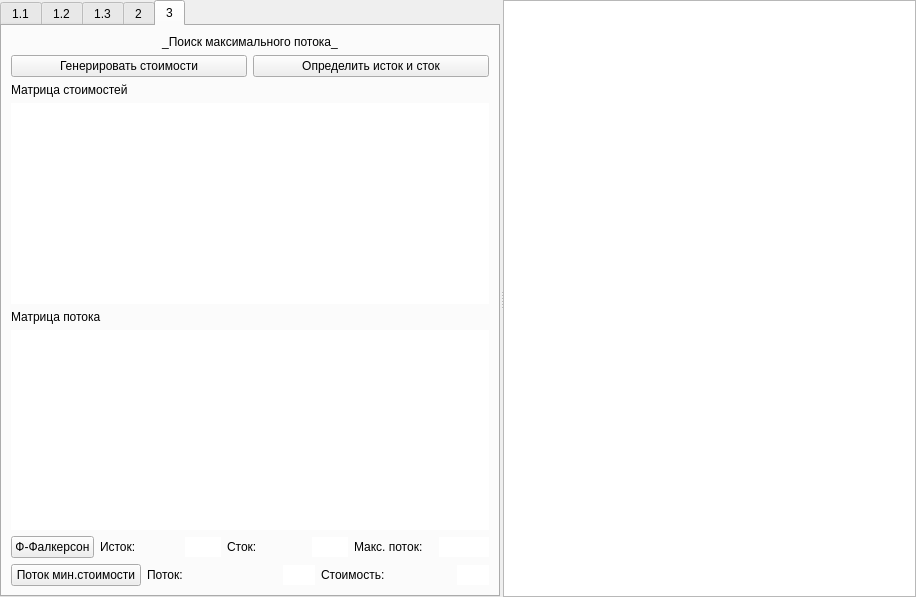
Qt form L1-GUI/Lab1.ui (mariohuq/polytech-graph-theory) before a commit.
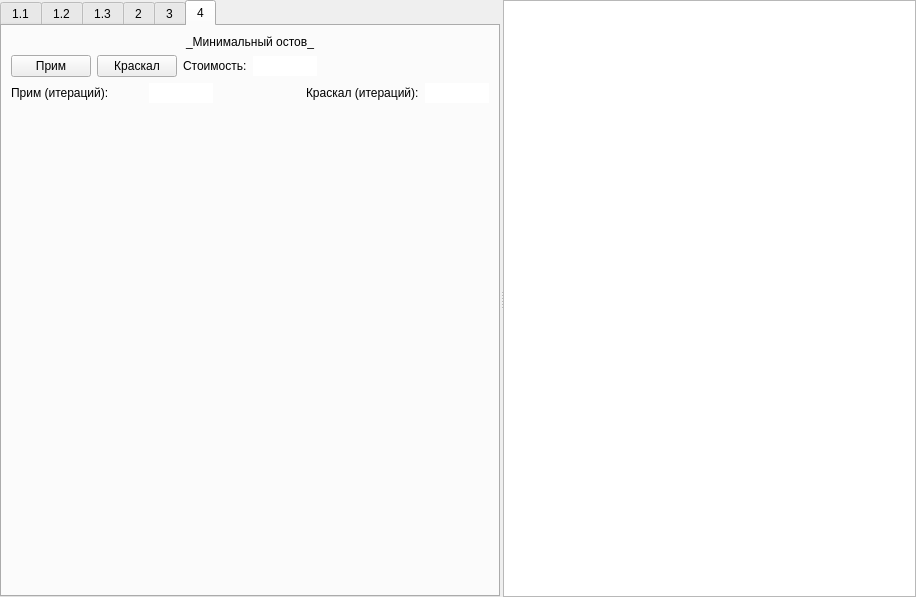
The same form after that commit.

```diff
--- a/L1-GUI/Lab1.ui
+++ b/L1-GUI/Lab1.ui
@@ -48,7 +48,7 @@
        </size>
       </property>
       <property name="currentIndex">
-       <number>4</number>
+       <number>5</number>
       </property>
       <widget class="QWidget" name="tab_gen">
        <attribute name="title">
@@ -656,6 +656,165 @@
         </item>
        </layout>
       </widget>
+      <widget class="QWidget" name="tab_sst">
+       <attribute name="title">
+        <string>4</string>
+       </attribute>
+       <layout class="QVBoxLayout" name="verticalLayout_10">
+        <item>
+         <widget class="QLabel" name="label_27">
+          <property name="text">
+           <string>_Минимальный остов_</string>
+          </property>
+          <property name="textFormat">
+           <enum>Qt::MarkdownText</enum>
+          </property>
+          <property name="alignment">
+           <set>Qt::AlignCenter</set>
+          </property>
+         </widget>
+        </item>
+        <item>
+         <layout class="QHBoxLayout" name="horizontalLayout_16">
+          <item>
+           <widget class="QPushButton" name="prim">
+            <property name="text">
+             <string>Прим</string>
+            </property>
+           </widget>
+          </item>
+          <item>
+           <widget class="QPushButton" name="kruskal">
+            <property name="text">
+             <string>Краскал</string>
+            </property>
+           </widget>
+          </item>
+          <item>
+           <layout class="QHBoxLayout" name="horizontalLayout_15">
+            <item>
+             <widget class="QLabel" name="label_24">
+              <property name="text">
+               <string>Стоимость:</string>
+              </property>
+             </widget>
+            </item>
+            <item>
+             <widget class="QLineEdit" name="cost_mst">
+              <property name="minimumSize">
+               <size>
+                <width>64</width>
+                <height>0</height>
+               </size>
+              </property>
+              <property name="maximumSize">
+               <size>
+                <width>32</width>
+                <height>16777215</height>
+               </size>
+              </property>
+              <property name="frame">
+               <bool>false</bool>
+              </property>
+              <property name="readOnly">
+               <bool>true</bool>
+              </property>
+             </widget>
+            </item>
+            <item>
+             <spacer name="horizontalSpacer_2">
+              <property name="orientation">
+               <enum>Qt::Horizontal</enum>
+              </property>
+              <property name="sizeHint" stdset="0">
+               <size>
+                <width>40</width>
+                <height>20</height>
+               </size>
+              </property>
+             </spacer>
+            </item>
+           </layout>
+          </item>
+         </layout>
+        </item>
+        <item>
+         <layout class="QHBoxLayout" name="horizontalLayout_13">
+          <item alignment="Qt::AlignLeft">
+           <widget class="QLabel" name="label_25">
+            <property name="text">
+             <string>Прим (итераций):</string>
+            </property>
+           </widget>
+          </item>
+          <item alignment="Qt::AlignLeft">
+           <widget class="QLineEdit" name="iter_prim">
+            <property name="minimumSize">
+             <size>
+              <width>64</width>
+              <height>0</height>
+             </size>
+            </property>
+            <property name="maximumSize">
+             <size>
+              <width>32</width>
+              <height>16777215</height>
+             </size>
+            </property>
+            <property name="frame">
+             <bool>false</bool>
+            </property>
+            <property name="readOnly">
+             <bool>true</bool>
+            </property>
+           </widget>
+          </item>
+          <item alignment="Qt::AlignRight">
+           <widget class="QLabel" name="label_26">
+            <property name="text">
+             <string>Краскал (итераций):</string>
+            </property>
+           </widget>
+          </item>
+          <item>
+           <widget class="QLineEdit" name="iter_kruskal">
+            <property name="minimumSize">
+             <size>
+              <width>64</width>
+              <height>0</height>
+             </size>
+            </property>
+            <property name="maximumSize">
+             <size>
+              <width>32</width>
+              <height>16777215</height>
+             </size>
+            </property>
+            <property name="frame">
+             <bool>false</bool>
+            </property>
+            <property name="readOnly">
+             <bool>true</bool>
+            </property>
+           </widget>
+          </item>
+         </layout>
+        </item>
+        <item>
+         <spacer name="verticalSpacer_2">
+          <property name="orientation">
+           <enum>Qt::Vertical</enum>
+          </property>
+          <property name="sizeHint" stdset="0">
+           <size>
+            <width>20</width>
+            <height>40</height>
+           </size>
+          </property>
+         </spacer>
+        </item>
+       </layout>
+      </widget>
      </widget>
      <widget class="QGraphicsView" name="graphicsView">
       <property name="maximumSize">
```
